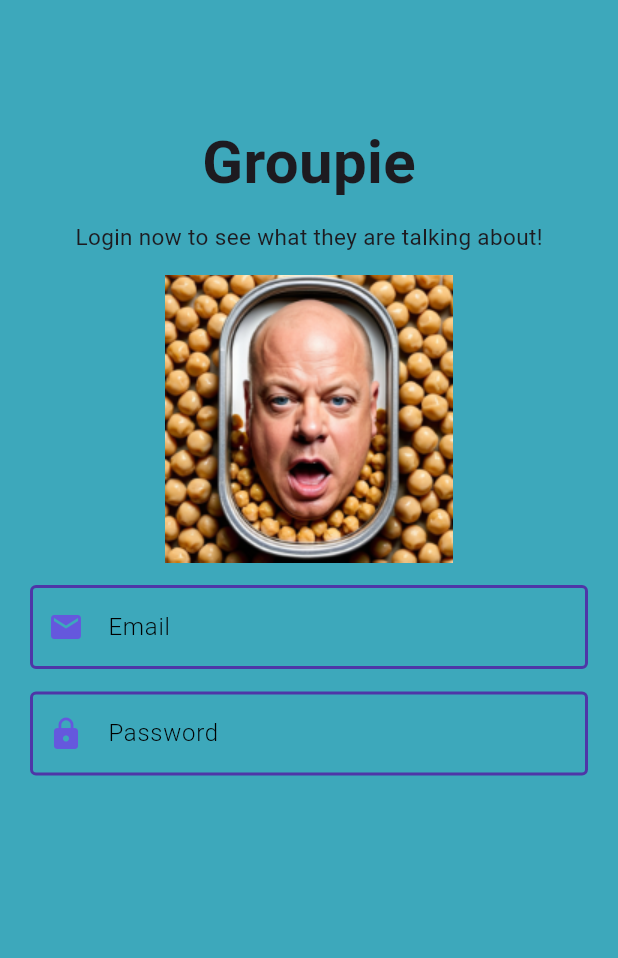
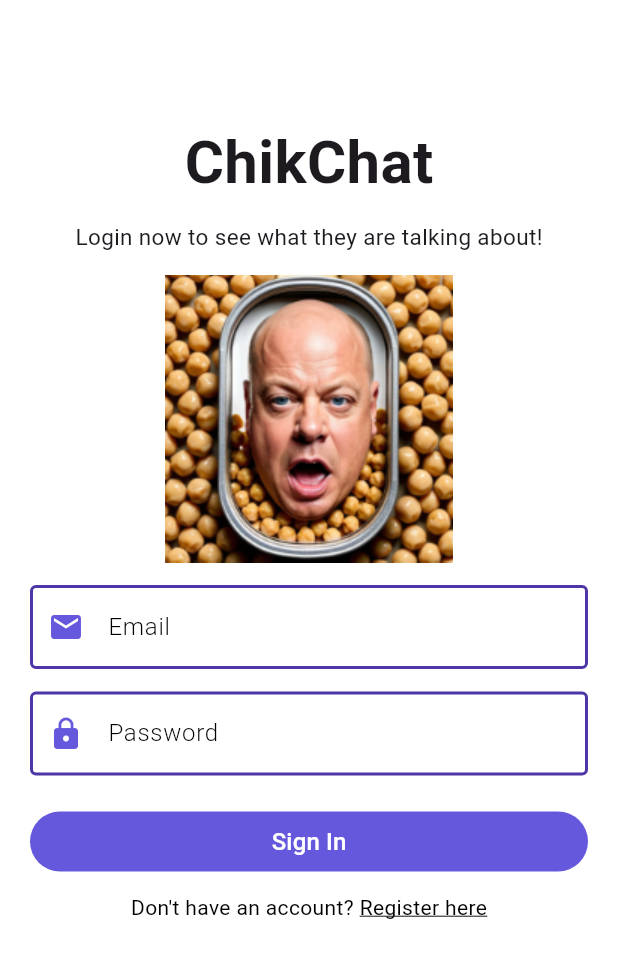
Before and after one commit to reverofsuturb/scaling-parakeet, a Flutter app: the screen it shows after launch, on a phone screen of 412 x 824 dp. Shown: the top 958 px of the screen. Run offline on Flutter 3.47's test engine with Material 3 defaults, Android fonts, the phone set to English and light mode, and no system bars; our stand-ins replace firebase_core, shared_preferences; accounts and stored records are empty.

Commit message:
login styling

```diff
--- a/lib/main.dart
+++ b/lib/main.dart
@@ -43,7 +43,7 @@
     return MaterialApp(
       theme: ThemeData(
         primaryColor: const Color.fromARGB(255, 101, 88, 221),
-        scaffoldBackgroundColor: const Color.fromARGB(255, 61, 168, 187),
+        scaffoldBackgroundColor: Color.fromARGB(255, 255, 255, 255),
       ),
       debugShowCheckedModeBanner: false,
       home: _isSignedIn ? const HomePage() : const LoginPage(),
--- a/lib/pages/auth/login_page.dart
+++ b/lib/pages/auth/login_page.dart
@@ -1,4 +1,6 @@
+import "package:dartpractice/pages/auth/register_page.dart";
 import "package:dartpractice/widgets/widgets.dart";
+import "package:flutter/gestures.dart";
 import "package:flutter/material.dart";
 
 class LoginPage extends StatefulWidget {
@@ -25,7 +27,7 @@ class _LoginPageState extends State<LoginPage> {
                       mainAxisAlignment: MainAxisAlignment.center,
                       crossAxisAlignment: CrossAxisAlignment.center,
                       children: <Widget>[
-                        const Text("Groupie",
+                        const Text("ChikChat",
                             style: TextStyle(
                                 fontSize: 40, fontWeight: FontWeight.bold)),
                         const SizedBox(height: 10),
@@ -72,8 +74,46 @@ class _LoginPageState extends State<LoginPage> {
                               setState(() {
                                 password = val;
                               });
-                            })
+                            }),
+                        const SizedBox(height: 20),
+                        SizedBox(
+                            width: double.infinity,
+                            child: ElevatedButton(
+                              style: ElevatedButton.styleFrom(
+                                  backgroundColor:
+                                      Theme.of(context).primaryColor,
+                                  elevation: 0,
+                                  shape: RoundedRectangleBorder(
+                                      borderRadius: BorderRadius.circular(30))),
+                              child: const Text("Sign In",
+                                  style: TextStyle(
+                                      color: Colors.white, fontSize: 16)),
+                              onPressed: () {
+                                login();
+                              },
+                            )),
+                        const SizedBox(height: 10),
+                        Text.rich(
+                          TextSpan(
+                              text: "Don't have an account? ",
+                              style: const TextStyle(
+                                  color: Colors.black, fontSize: 14),
+                              children: <TextSpan>[
+                                TextSpan(
+                                    text: "Register here",
+                                    style: const TextStyle(
+                                        color: Colors.black,
+                                        decoration: TextDecoration.underline),
+                                    recognizer: TapGestureRecognizer()
+                                      ..onTap = () {
+                                        nextScreen(
+                                            context, const RegisterPage());
+                                      })
+                              ]),
+                        ),
                       ],
                     )))));
   }
+
+  login() {}
 }
```
Also changed, not shown: lib/pages/auth/register_page.dart (added, +15 -0 lines), lib/widgets/widgets.dart (+9 -0 lines).
